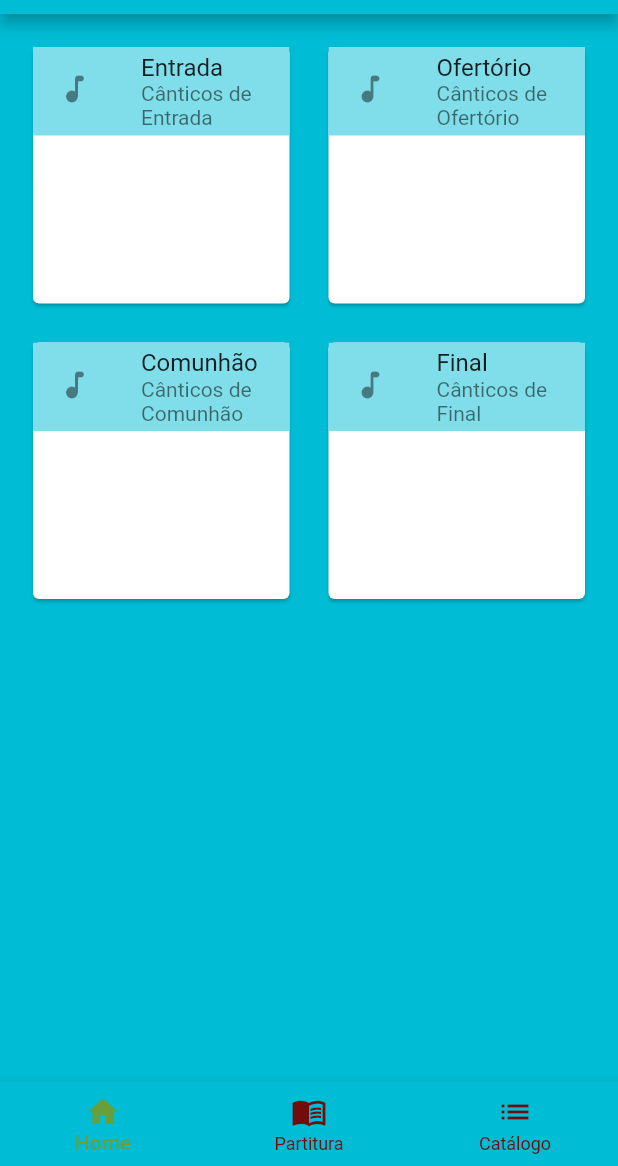
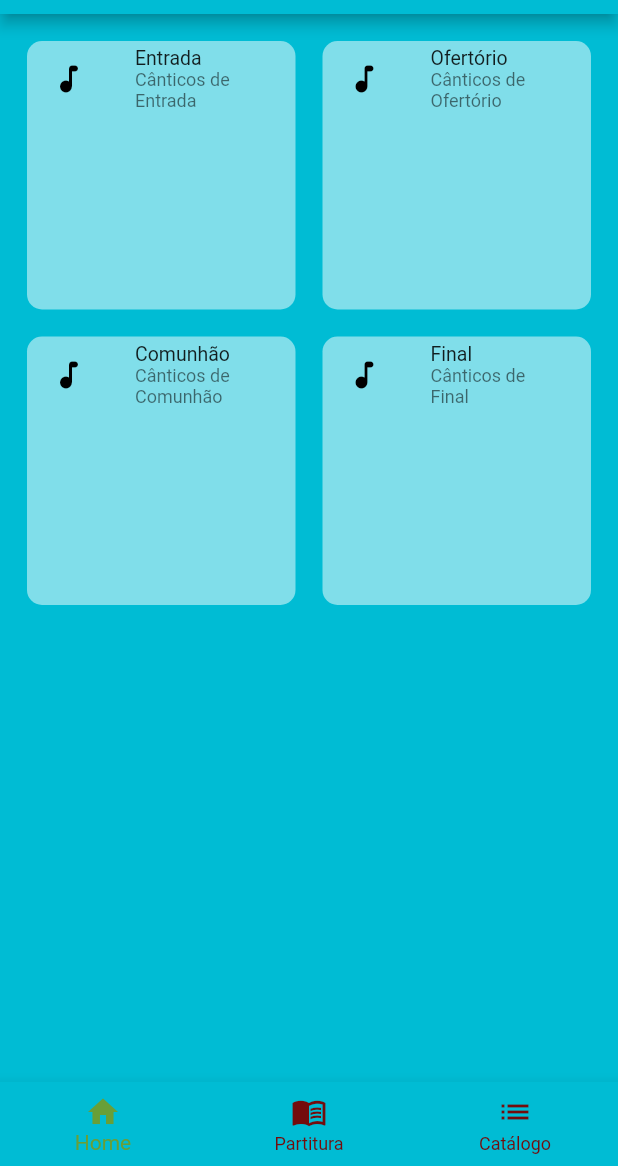
Before and after one commit to ddiasguto/mliturgica, a Flutter app: the screen it shows after launch, on a phone screen of 412 x 824 dp, the part 70-1236 px from its top. Run offline on Flutter 3.47's test engine with Material 2 defaults, Android fonts, the phone set to English and light mode, and no system bars.

Commit message:
cards home altered

```diff
--- a/lib/components/cards_home.dart
+++ b/lib/components/cards_home.dart
@@ -11,13 +11,15 @@ class CardHome extends StatelessWidget {
   @override
   Widget build(BuildContext context) {
     Maestro maestro = Provider.of<Maestro>(context);
-    return Card(
-      child: Column(
-        mainAxisSize: MainAxisSize.min,
-        // ignore: prefer_const_literals_to_create_immutables
-        children: <Widget>[
-          ListTile(
-            leading: const Icon(Icons.music_note_rounded),
+    return ListTile(
+      shape: RoundedRectangleBorder(
+        borderRadius: BorderRadius.circular(10),
+      ),
+      dense: true,
+      leading: const Icon(
+        Icons.music_note_rounded,
+        color: Colors.black,
+      ),
       title: Text(category),
       subtitle: Text('Cânticos de  $category'),
       tileColor: Colors.cyan[200],
@@ -27,9 +29,6 @@ class CardHome extends StatelessWidget {
         Navigator.push(context,
             MaterialPageRoute(builder: (context) => const ShowMusic()));
       },
-          ),
-        ],
-      ),
     );
   }
 }
```
Lines whose indentation alone changed are shown as unchanged.
